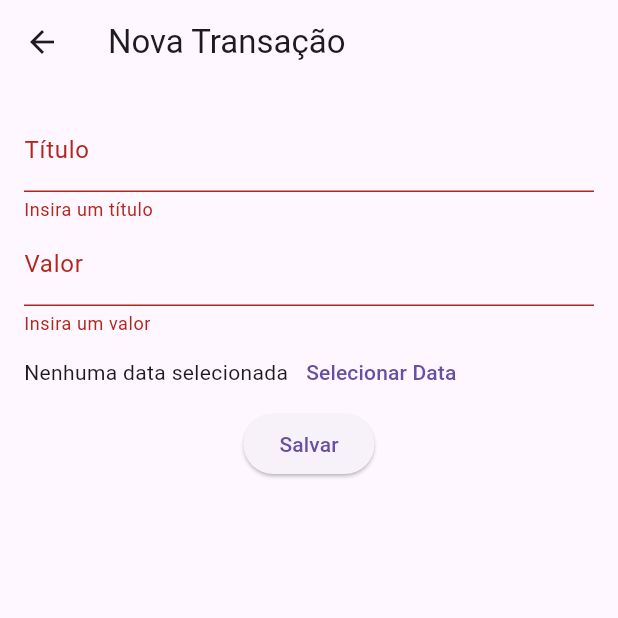
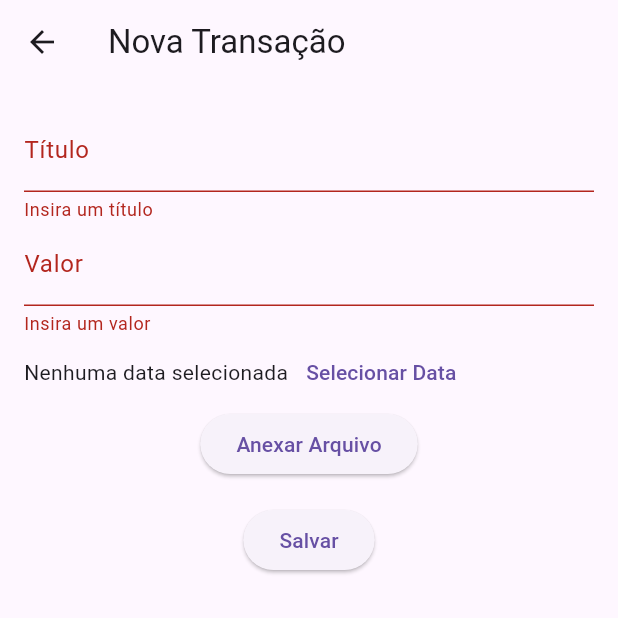
Before and after one commit to victor-mascarenhas/flutter-techchallenge, a Flutter app: the EditTransactionScreen screen opened directly, after a tap on "Salvar", on a phone screen of 412 x 824 dp, the top half of it. Run offline on Flutter 3.47's test engine with Material 3 defaults, Android fonts, the phone set to English and light mode, and no system bars; our stand-ins replace cloud_firestore, file_picker, firebase_auth, firebase_core, firebase_storage; accounts and stored records are empty.

Commit message:
upload file

```diff
--- a/lib/models/transaction.dart
+++ b/lib/models/transaction.dart
@@ -2,6 +2,8 @@ import 'package:cloud_firestore/cloud_firestore.dart';
 import 'package:intl/intl.dart';
 
 class TransactionModel {
+  final String? fileUrl; // URL do arquivo no Storage
+  final String? fileName;
   String? id;
   final String title;
   final double amount;
@@ -14,6 +16,8 @@ class TransactionModel {
     required this.amount,
     required this.date,
     required this.userId,
+    this.fileUrl,
+    this.fileName,
   });
 
   factory TransactionModel.fromFirestore(DocumentSnapshot doc) {
@@ -24,6 +28,8 @@ class TransactionModel {
       amount: data['amount'],
       date: (data['date'] as Timestamp).toDate(),
       userId: data['userId'],
+      fileUrl: data['fileUrl'],
+      fileName: data['fileName'],
     );
   }
 
@@ -33,6 +39,8 @@ class TransactionModel {
       'amount': amount,
       'date': Timestamp.fromDate(date),
       'userId': userId,
+      'fileUrl': fileUrl,
+      'fileName': fileName,
     };
   }
 
--- a/lib/screens/edit_transaction_screen.dart
+++ b/lib/screens/edit_transaction_screen.dart
@@ -1,6 +1,9 @@
 import 'package:flutter/material.dart';
 import 'package:provider/provider.dart';
 import 'package:intl/intl.dart';
+import 'dart:io';
+import 'package:file_picker/file_picker.dart';
+import 'package:firebase_storage/firebase_storage.dart';
 import '../models/transaction.dart';
 import '../providers/transaction_provider.dart';
 import '../providers/auth_provider.dart';
@@ -19,6 +22,9 @@ class _EditTransactionScreenState extends State<EditTransactionScreen> {
   final _titleController = TextEditingController();
   final _amountController = TextEditingController();
   DateTime? _selectedDate;
+  PlatformFile? _pickedFile;
+  UploadTask? _uploadTask;
+  double _uploadProgress = 0.0;
 
   @override
   void initState() {
@@ -28,6 +34,42 @@ class _EditTransactionScreenState extends State<EditTransactionScreen> {
       _amountController.text = widget.transaction!.amount.toString();
       _selectedDate = widget.transaction!.date;
     }
+  }
+
+  Future<void> _pickFile() async {
+    final result = await FilePicker.platform.pickFiles(
+      type: FileType.custom,
+      allowedExtensions: ['jpg', 'png', 'pdf'],
+    );
+
+    if (result != null) {
+      setState(() => _pickedFile = result.files.first);
+    }
+  }
+
+  Future<String?> _uploadFile() async {
+    if (_pickedFile == null) return null;
+
+    final storage = FirebaseStorage.instance;
+    final userId =
+        Provider.of<AuthProvider>(context, listen: false).currentUser!.uid;
+
+    final ref = storage.ref().child(
+      'user_files/$userId/${DateTime.now().toIso8601String()}_${_pickedFile!.name}',
+    );
+
+    final file = File(_pickedFile!.path!);
+    _uploadTask = ref.putFile(file);
+
+    // Adiciona listener para atualizar o progresso
+    _uploadTask!.snapshotEvents.listen((TaskSnapshot snapshot) {
+      setState(() {
+        _uploadProgress = snapshot.bytesTransferred / snapshot.totalBytes;
+      });
+    });
+
+    final snapshot = await _uploadTask!;
+    return await snapshot.ref.getDownloadURL();
   }
 
   Future<void> _selectDate() async {
@@ -45,7 +87,11 @@ class _EditTransactionScreenState extends State<EditTransactionScreen> {
   Future<void> _saveForm() async {
     if (!_formKey.currentState!.validate() || _selectedDate == null) return;
 
+    final fileUrl = await _uploadFile();
+
     final transaction = TransactionModel(
+      fileUrl: fileUrl ?? widget.transaction?.fileUrl,
+      fileName: _pickedFile?.name ?? widget.transaction?.fileName,
       id: widget.transaction?.id,
       title: _titleController.text,
       amount: double.parse(_amountController.text),
@@ -98,6 +144,24 @@ class _EditTransactionScreenState extends State<EditTransactionScreen> {
                   ),
                 ],
               ),
+              ElevatedButton(
+                onPressed: _pickFile,
+                child: Text(
+                  _pickedFile?.name ??
+                      widget.transaction?.fileName ??
+                      'Anexar Arquivo',
+                ),
+              ),
+              if (_uploadTask != null)
+                Column(
+                  children: [
+                    const SizedBox(height: 8),
+                    LinearProgressIndicator(value: _uploadProgress),
+                    const SizedBox(height: 4),
+                    Text('${(_uploadProgress * 100).toStringAsFixed(0)}%'),
+                  ],
+                ),
+              const SizedBox(height: 16),
               ElevatedButton(onPressed: _saveForm, child: Text('Salvar')),
             ],
           ),
--- a/pubspec.yaml
+++ b/pubspec.yaml
@@ -37,6 +37,9 @@ dependencies:
   fluttertoast: ^8.2.2
   cupertino_icons: ^1.0.8
   firebase_auth: ^5.5.1
+  file_picker: ^9.2.1
+  firebase_storage: ^12.4.4
+  open_file: ^3.3.1
 
 dev_dependencies:
   flutter_test:
```
Also changed, not shown: pubspec.lock, 5 other files.
